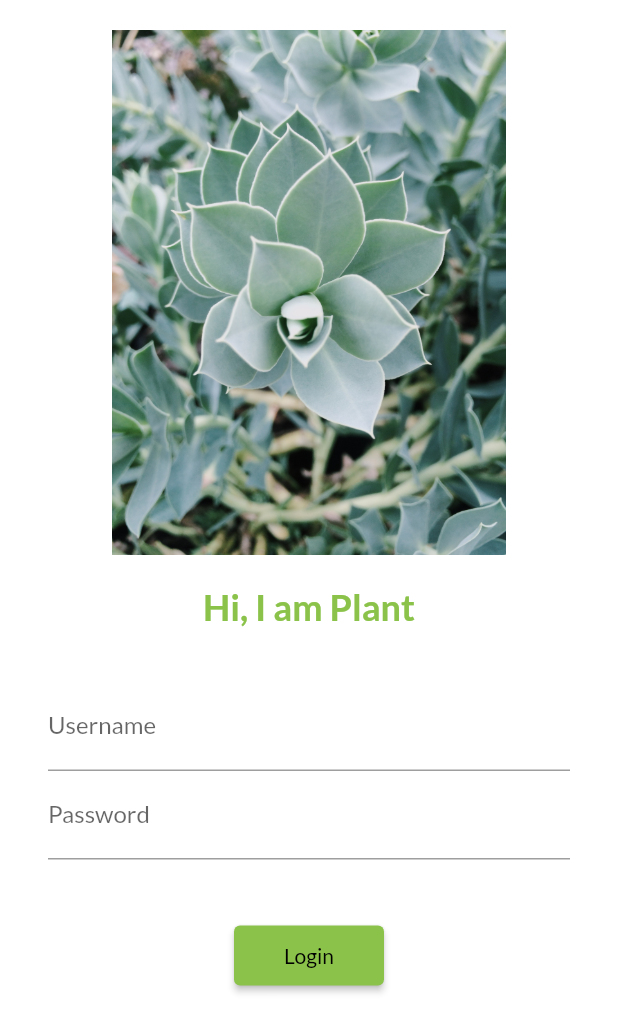
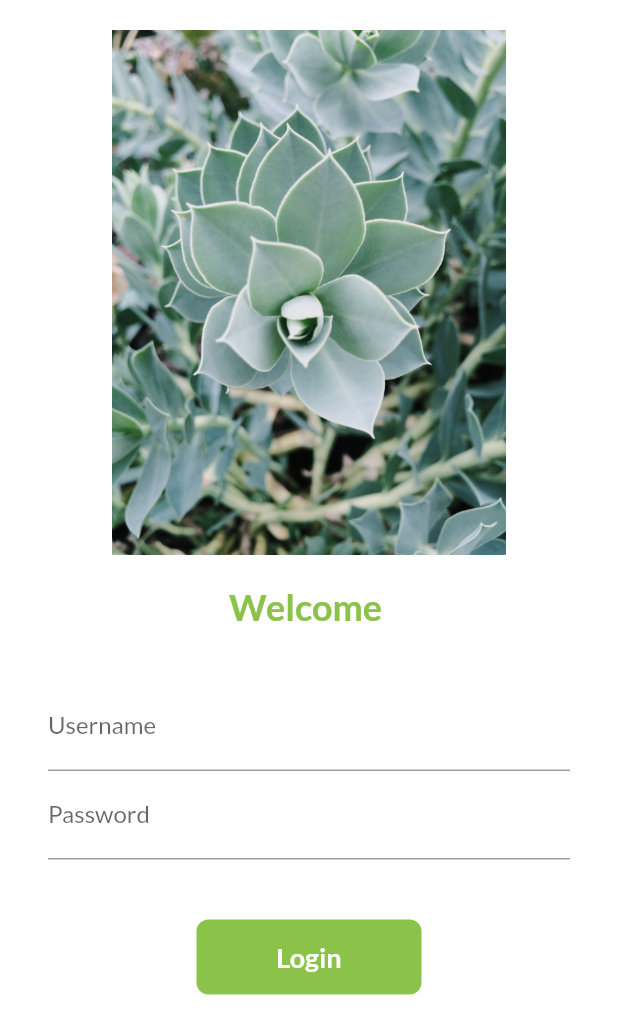
Before and after one commit to ShashankAgarwal77/30DaysOfFlutter, a Flutter app: the screen it shows after launch, on a phone screen of 412 x 824 dp. Shown: the top 1034 px of the screen. Run offline on Flutter 3.47's test engine with Material 2 defaults, Android fonts, the phone set to English and light mode, and no system bars; our stand-ins replace google_fonts.

Commit message:
day 06 completed

```diff
--- a/lib/pages/login_page.dart
+++ b/lib/pages/login_page.dart
@@ -1,7 +1,15 @@
 import 'package:flutter/material.dart';
 import 'package:flutter_catalog/utils/routes.dart';
 
-class LoginPage extends StatelessWidget {
+class LoginPage extends StatefulWidget {
+  @override
+  _LoginPageState createState() => _LoginPageState();
+}
+
+class _LoginPageState extends State<LoginPage> {
+  String name = "";
+  bool changeButton = false;
+
   @override
   Widget build(BuildContext context) {
     return Material(
@@ -14,7 +22,7 @@ class LoginPage extends StatelessWidget {
                 fit: BoxFit.cover, height: 350.0),
             SizedBox(height: 20.0),
             Text(
-              "Hi, I am Plant",
+              "Welcome $name",
               style: TextStyle(
                 fontSize: 24,
                 fontWeight: FontWeight.bold,
@@ -28,22 +36,62 @@ class LoginPage extends StatelessWidget {
               child: Column(
                 children: [
                   TextFormField(
-                    decoration: InputDecoration(
-                        hintText: "Enter Username", labelText: "Username"),
-                  ),
+                      decoration: InputDecoration(
+                          hintText: "Enter Username", labelText: "Username"),
+                      onChanged: (value) {
+                        name = value;
+                        setState(() {});
+                      }),
                   TextFormField(
                     obscureText: true,
                     decoration: InputDecoration(
                         hintText: "Enter Password", labelText: "Password"),
                   ),
                   SizedBox(height: 40.0),
-                  ElevatedButton(
-                    child: Text("Login"),
-                    style: (TextButton.styleFrom(minimumSize: Size(100, 40))),
-                    onPressed: () {
+
+                  InkWell(
+                    onTap: () async {
+                      setState(() {
+                        changeButton = true;
+                      });
+
+                      await Future.delayed(Duration(seconds: 1));
                       Navigator.pushNamed(context, MyRoutes.homeRoute);
                     },
+                    child: AnimatedContainer(
+                      duration: Duration(seconds: 1),
+                      width: changeButton ? 50 : 150,
+                      height: 50,
+                      alignment: Alignment.center,
+                      child: changeButton
+                          ? Icon(
+                              Icons.done,
+                              color: Colors.white,
+                            )
+                          : Text(
+                              "Login",
+                              style: TextStyle(
+                                  color: Colors.white,
+                                  fontWeight: FontWeight.bold,
+                                  fontSize: 18),
+                            ),
+                      decoration: BoxDecoration(
+                        color: Colors.lightGreen,
+                        // shape:
+                        //     changeButton ? BoxShape.circle : BoxShape.rectangle,
+                        borderRadius:
+                            BorderRadius.circular(changeButton ? 50 : 8),
+                      ),
+                    ),
                   ),
+
+                  // ElevatedButton(
+                  //   child: Text("Login"),
+                  //   style: (TextButton.styleFrom(minimumSize: Size(100, 40))),
+                  //   onPressed: () {
+                  //     Navigator.pushNamed(context, MyRoutes.homeRoute);
+                  //   },
+                  // ),
                 ],
               ),
             ),
```
